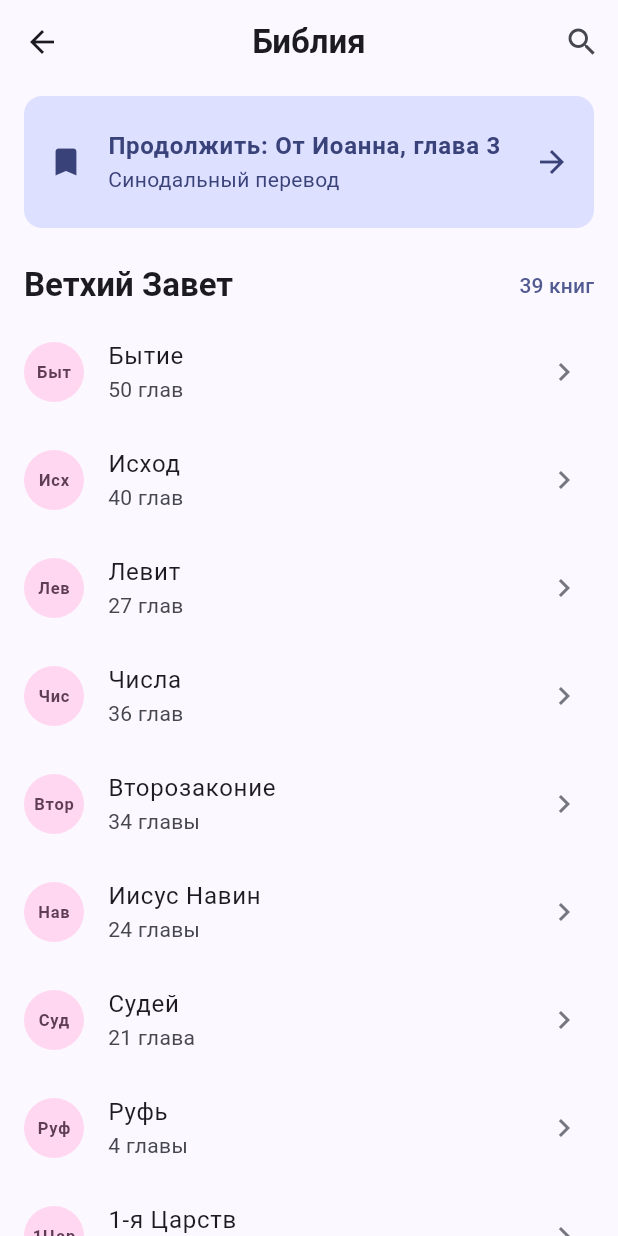
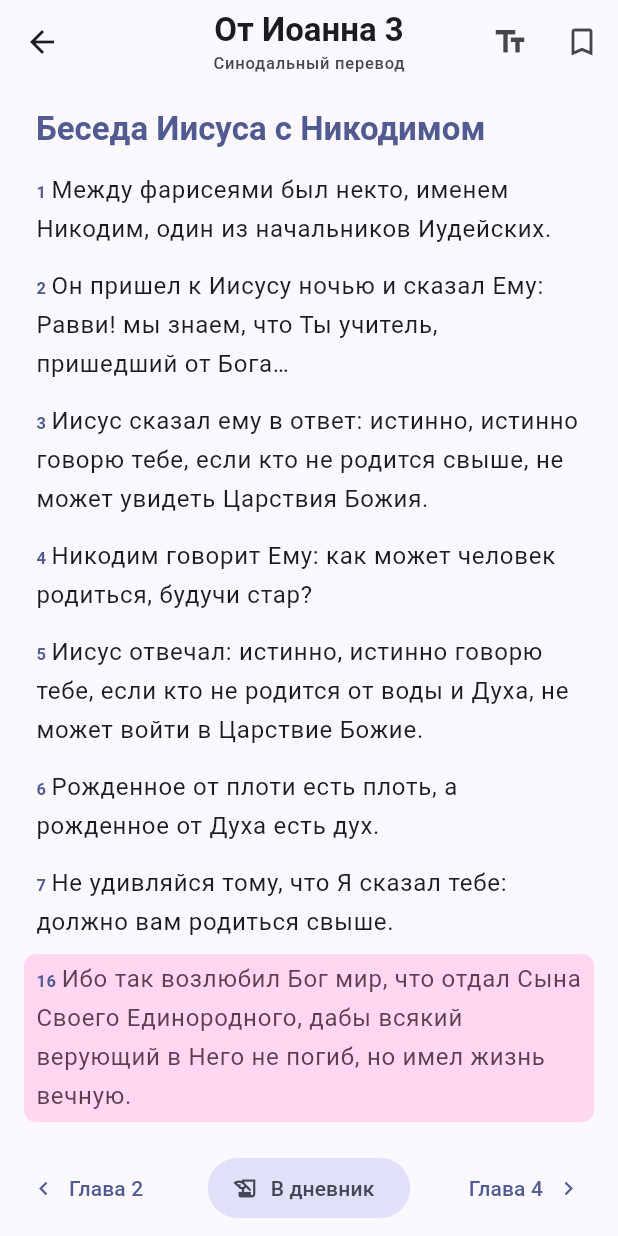
Before and after one commit to NichitaOrmanji/bibly_app, a Flutter app: the BibleScreen screen opened directly, after a tap on an icon or button, on a phone screen of 412 x 824 dp. Run offline on Flutter 3.47's test engine with Material 3 defaults, Android fonts, the phone set to English and light mode, and no system bars.

Commit message:
Экран «Чтение главы»: стихи Ин 3, выделенный стих, переходы из «Библии» и «Моего дня»

```diff
--- a/lib/data/mock_data.dart
+++ b/lib/data/mock_data.dart
@@ -1,4 +1,5 @@
 import '../models/bible_book.dart';
+import '../models/chapter_verse.dart';
 import '../models/daily_task.dart';
 import '../models/diary_entry.dart';
 import '../models/verse.dart';
@@ -59,6 +60,35 @@ class MockData {
   static const String lastReadBook = 'От Иоанна';
   static const int lastReadChapter = 3;
   static const String translation = 'Синодальный перевод';
+
+  static const String chapterHeading = 'Беседа Иисуса с Никодимом';
+
+  /// Текст главы для экрана чтения (Ин 3, Синодальный перевод —
+  /// общественное достояние). Для ЛР2 — фрагмент главы.
+  static const List<ChapterVerse> chapterVerses = [
+    ChapterVerse(1, 'Между фарисеями был некто, именем Никодим, '
+        'один из начальников Иудейских.'),
+    ChapterVerse(2, 'Он пришел к Иисусу ночью и сказал Ему: Равви! '
+        'мы знаем, что Ты учитель, пришедший от Бога…'),
+    ChapterVerse(3, 'Иисус сказал ему в ответ: истинно, истинно говорю '
+        'тебе, если кто не родится свыше, не может увидеть Царствия Божия.'),
+    ChapterVerse(4, 'Никодим говорит Ему: как может человек родиться, '
+        'будучи стар?'),
+    ChapterVerse(5, 'Иисус отвечал: истинно, истинно говорю тебе, если кто '
+        'не родится от воды и Духа, не может войти в Царствие Божие.'),
+    ChapterVerse(6, 'Рожденное от плоти есть плоть, а рожденное от Духа '
+        'есть дух.'),
+    ChapterVerse(7, 'Не удивляйся тому, что Я сказал тебе: должно вам '
+        'родиться свыше.'),
+    ChapterVerse(
+      16,
+      'Ибо так возлюбил Бог мир, что отдал Сына Своего Единородного, дабы '
+      'всякий верующий в Него не погиб, но имел жизнь вечную.',
+      isHighlighted: true,
+    ),
+    ChapterVerse(17, 'Ибо не послал Бог Сына Своего в мир, чтобы судить '
+        'мир, но чтобы мир спасен был чрез Него.'),
+  ];
 
   /// 66 книг в синодальном порядке.
   static const List<BibleBook> books = [
--- /dev/null
+++ b/lib/models/chapter_verse.dart
@@ -0,0 +1,9 @@
+/// Стих внутри главы: номер, текст и признак выделения
+/// (выделенные стихи подсвечиваются при чтении).
+class ChapterVerse {
+  final int number;
+  final String text;
+  final bool isHighlighted;
+
+  const ChapterVerse(this.number, this.text, {this.isHighlighted = false});
+}
--- a/lib/screens/bible_screen.dart
+++ b/lib/screens/bible_screen.dart
@@ -5,6 +5,7 @@ import '../models/bible_book.dart';
 import '../utils/app_constants.dart';
 import '../widgets/book_tile.dart';
 import '../widgets/section_header.dart';
+import 'chapter_screen.dart';
 
 /// «Библия» — продолжить чтение и список всех книг,
 /// разделённый на Ветхий и Новый Завет.
@@ -68,7 +69,10 @@ class BibleScreen extends StatelessWidget {
                 Icons.arrow_forward,
                 color: scheme.onPrimaryContainer,
               ),
-              onTap: () {},
+              onTap: () => Navigator.push(
+                context,
+                MaterialPageRoute(builder: (_) => const ChapterScreen()),
+              ),
             ),
           ),
           SectionHeader(
--- /dev/null
+++ b/lib/screens/chapter_screen.dart
@@ -0,0 +1,93 @@
+import 'package:flutter/material.dart';
+
+import '../data/mock_data.dart';
+import '../utils/app_constants.dart';
+import '../widgets/verse_line.dart';
+
+/// «Чтение главы» — текст главы по стихам, выделенные стихи,
+/// переход к предыдущей и следующей главе (кнопки пока статические).
+class ChapterScreen extends StatelessWidget {
+  const ChapterScreen({super.key});
+
+  @override
+  Widget build(BuildContext context) {
+    final scheme = Theme.of(context).colorScheme;
+    final textTheme = Theme.of(context).textTheme;
+
+    return Scaffold(
+      appBar: AppBar(
+        title: Column(
+          children: [
+            Text('${MockData.lastReadBook} ${MockData.lastReadChapter}'),
+            Text(
+              MockData.translation,
+              style: textTheme.labelSmall?.copyWith(
+                color: scheme.onSurfaceVariant,
+              ),
+            ),
+          ],
+        ),
+        actions: [
+          IconButton(
+            tooltip: 'Размер текста',
+            icon: const Icon(Icons.text_fields),
+            onPressed: () {},
+          ),
+          IconButton(
+            tooltip: 'Закладка',
+            icon: const Icon(Icons.bookmark_border),
+            onPressed: () {},
+          ),
+        ],
+      ),
+      body: ListView(
+        padding: const EdgeInsets.fromLTRB(
+          AppConstants.paddingMedium,
+          AppConstants.paddingSmall,
+          AppConstants.paddingMedium,
+          AppConstants.paddingLarge,
+        ),
+        children: [
+          Padding(
+            padding: const EdgeInsets.symmetric(
+              horizontal: AppConstants.paddingSmall,
+              vertical: AppConstants.paddingSmall,
+            ),
+            child: Text(
+              MockData.chapterHeading,
+              style: textTheme.titleLarge?.copyWith(color: scheme.primary),
+            ),
+          ),
+          for (final verse in MockData.chapterVerses) VerseLine(verse: verse),
+        ],
+      ),
+      bottomNavigationBar: SafeArea(
+        child: Padding(
+          padding: const EdgeInsets.all(AppConstants.paddingSmall),
+          child: Row(
+            children: [
+              TextButton.icon(
+                onPressed: () {},
+                icon: const Icon(Icons.chevron_left),
+                label: const Text('Глава 2'),
+              ),
+              const Spacer(),
+              FilledButton.tonalIcon(
+                onPressed: () {},
+                icon: const Icon(Icons.history_edu),
+                label: const Text('В дневник'),
+              ),
+              const Spacer(),
+              TextButton.icon(
+                onPressed: () {},
+                iconAlignment: IconAlignment.end,
+                icon: const Icon(Icons.chevron_right),
+                label: const Text('Глава 4'),
+              ),
+            ],
+          ),
+        ),
+      ),
+    );
+  }
+}
--- a/lib/screens/my_day_screen.dart
+++ b/lib/screens/my_day_screen.dart
@@ -1,10 +1,12 @@
 import 'package:flutter/material.dart';
 
 import '../data/mock_data.dart';
+import '../models/daily_task.dart';
 import '../utils/app_constants.dart';
 import '../widgets/daily_task_tile.dart';
 import '../widgets/section_header.dart';
 import '../widgets/verse_card.dart';
+import 'chapter_screen.dart';
 
 /// «Мой день» — главный экран: приветствие, серия дней, стих дня
 /// и план на сегодня. Все данные из [MockData].
@@ -85,7 +87,19 @@ class MyDayScreen extends StatelessWidget {
             ),
           ),
           const SizedBox(height: AppConstants.paddingSmall),
-          for (final task in plan) DailyTaskTile(task: task),
+          for (final task in plan)
+            DailyTaskTile(
+              task: task,
+              // Пока открывается только отрывок из Библии.
+              onTap: task.type == DailyTaskType.reading
+                  ? () => Navigator.push(
+                        context,
+                        MaterialPageRoute(
+                          builder: (_) => const ChapterScreen(),
+                        ),
+                      )
+                  : null,
+            ),
         ],
       ),
     );
--- /dev/null
+++ b/lib/widgets/verse_line.dart
@@ -0,0 +1,50 @@
+import 'package:flutter/material.dart';
+
+import '../models/chapter_verse.dart';
+import '../utils/app_constants.dart';
+
+/// Один стих при чтении главы: маленький номер и текст.
+/// Выделенный стих подсвечивается фоном.
+class VerseLine extends StatelessWidget {
+  final ChapterVerse verse;
+
+  const VerseLine({super.key, required this.verse});
+
+  @override
+  Widget build(BuildContext context) {
+    final scheme = Theme.of(context).colorScheme;
+    final textTheme = Theme.of(context).textTheme;
+
+    return Container(
+      margin: const EdgeInsets.symmetric(vertical: 2),
+      padding: const EdgeInsets.symmetric(
+        horizontal: AppConstants.paddingSmall,
+        vertical: 4,
+      ),
+      decoration: verse.isHighlighted
+          ? BoxDecoration(
+              color: scheme.tertiaryContainer,
+              borderRadius: BorderRadius.circular(AppConstants.paddingSmall),
+            )
+          : null,
+      child: Text.rich(
+        TextSpan(
+          children: [
+            TextSpan(
+              text: '${verse.number} ',
+              style: textTheme.labelSmall?.copyWith(
+                color: scheme.primary,
+                fontWeight: FontWeight.w700,
+              ),
+            ),
+            TextSpan(text: verse.text),
+          ],
+        ),
+        style: textTheme.bodyLarge?.copyWith(
+          height: 1.6,
+          color: verse.isHighlighted ? scheme.onTertiaryContainer : null,
+        ),
+      ),
+    );
+  }
+}
```
Also changed, not shown: 4 other files.
